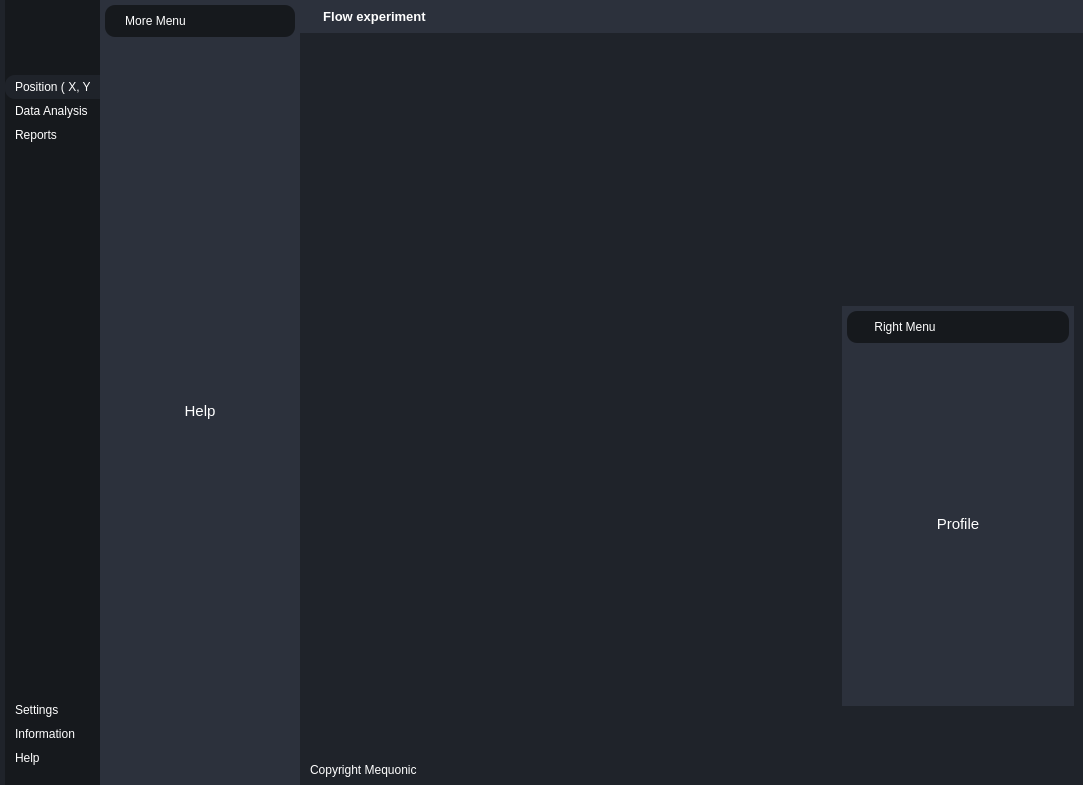
Above: interface.ui from estebandsilva/PyQT before the change. Below: the same form after it.
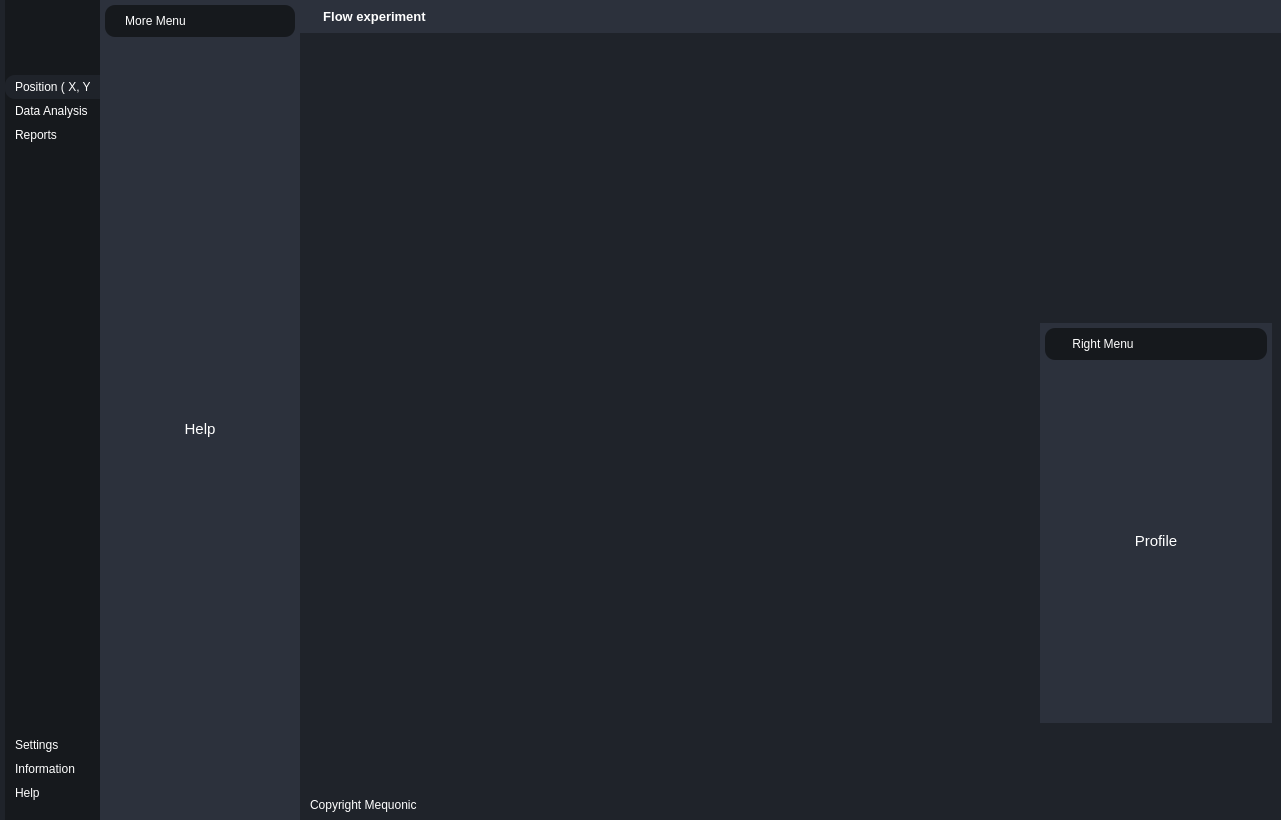
That is the form after the change. Icons and pictures are not drawn. Custom widgets are drawn as their Qt base class.

Commit message: Prueba de botones grandes

Patch:
```diff
--- a/interface.ui
+++ b/interface.ui
@@ -6,8 +6,8 @@
    <rect>
     <x>0</x>
     <y>0</y>
-    <width>1083</width>
-    <height>785</height>
+    <width>1281</width>
+    <height>820</height>
    </rect>
   </property>
   <property name="windowTitle">
@@ -316,8 +316,8 @@
                </property>
                <property name="iconSize">
                 <size>
-                 <width>24</width>
-                 <height>24</height>
+                 <width>70</width>
+                 <height>70</height>
                 </size>
                </property>
               </widget>
@@ -336,8 +336,8 @@
                </property>
                <property name="iconSize">
                 <size>
-                 <width>24</width>
-                 <height>24</height>
+                 <width>70</width>
+                 <height>70</height>
                 </size>
                </property>
               </widget>
@@ -356,8 +356,8 @@
                </property>
                <property name="iconSize">
                 <size>
-                 <width>24</width>
-                 <height>24</height>
+                 <width>70</width>
+                 <height>70</height>
                 </size>
                </property>
               </widget>
@@ -662,8 +662,8 @@
                </property>
                <property name="iconSize">
                 <size>
-                 <width>24</width>
-                 <height>24</height>
+                 <width>40</width>
+                 <height>40</height>
                 </size>
                </property>
               </widget>
@@ -682,8 +682,8 @@
                </property>
                <property name="iconSize">
                 <size>
-                 <width>24</width>
-                 <height>24</height>
+                 <width>40</width>
+                 <height>40</height>
                 </size>
                </property>
               </widget>
@@ -727,6 +727,12 @@
                 <iconset resource="resources.qrc">
                  <normaloff>:/images/icons_2/minus.svg</normaloff>:/images/icons_2/minus.svg</iconset>
                </property>
+               <property name="iconSize">
+                <size>
+                 <width>30</width>
+                 <height>30</height>
+                </size>
+               </property>
               </widget>
              </item>
              <item>
@@ -741,6 +747,12 @@
                 <iconset resource="resources.qrc">
                  <normaloff>:/images/icons_2/square.svg</normaloff>:/images/icons_2/square.svg</iconset>
                </property>
+               <property name="iconSize">
+                <size>
+                 <width>30</width>
+                 <height>30</height>
+                </size>
+               </property>
               </widget>
              </item>
              <item>
@@ -755,6 +767,12 @@
                 <iconset resource="resources.qrc">
                  <normaloff>:/images/icons_2/x.svg</normaloff>:/images/icons_2/x.svg</iconset>
                </property>
+               <property name="iconSize">
+                <size>
+                 <width>30</width>
+                 <height>30</height>
+                </size>
+               </property>
               </widget>
              </item>
             </layout>
@@ -949,6 +967,12 @@
                       <iconset resource="resources.qrc">
                        <normaloff>:/images/icons_2/x-circle.svg</normaloff>:/images/icons_2/x-circle.svg</iconset>
                      </property>
+                     <property name="iconSize">
+                      <size>
+                       <width>30</width>
+                       <height>30</height>
+                      </size>
+                     </property>
                     </widget>
                    </item>
                   </layout>
```
Left out of the diff: 18 changed lines with no effect on the pictures. The commit also changes 2 other files.
